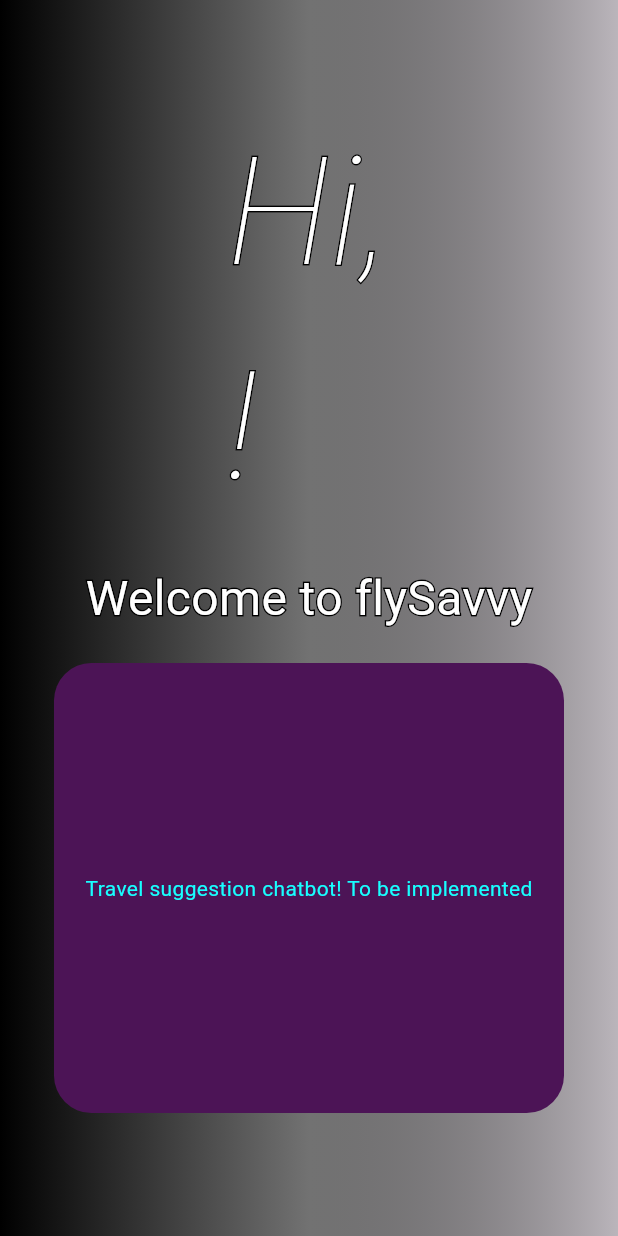
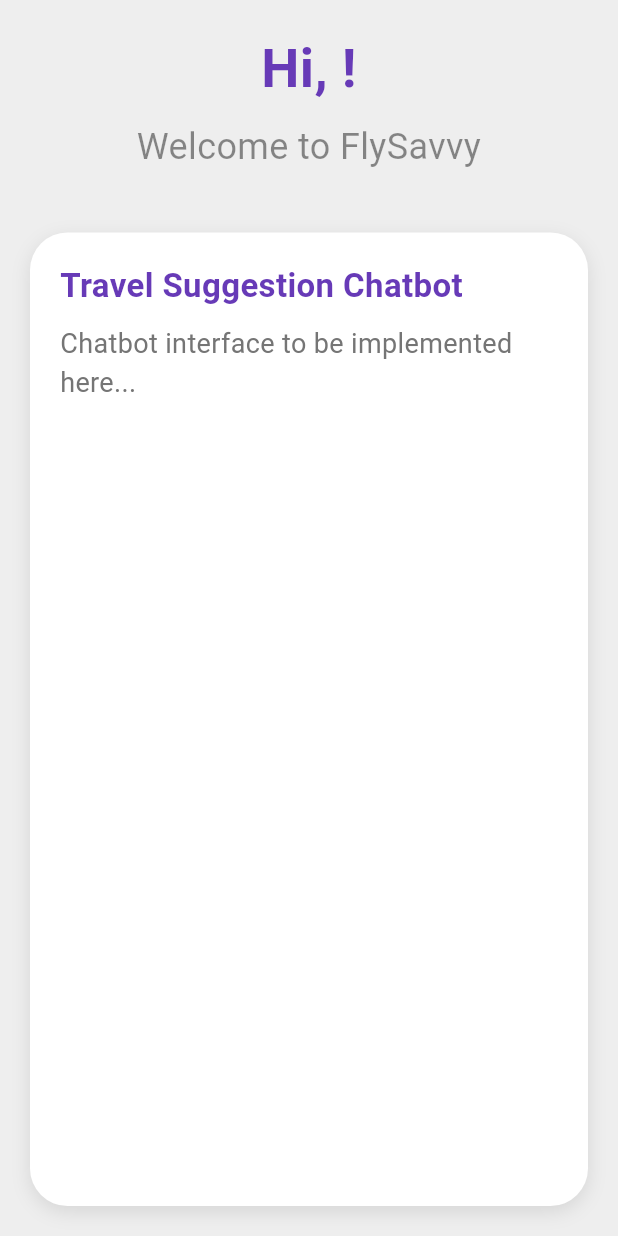
Before and after one commit to AyonDebnath/FLIGHT-SAVVY-APP, a Flutter app: the chatPage screen opened directly with empty values, on a phone screen of 412 x 824 dp. Run offline on Flutter 3.47's test engine with Material 3 defaults, Android fonts, the light colour scheme and no system bars; drawn by our look-alikes of stroke_text; our stand-ins replace animated_toggle_switch, cloud_firestore, csv, curved_navigation_bar, firebase_auth, firebase_core and 6 more; accounts and stored records are empty; Roboto replaces fonts that are missing (OverpassM).

Commit message:
adjusted some renderflex issues and UI of chat page

```diff
--- /dev/null
+++ b/flight_savvy/devtools_options.yaml
@@ -0,0 +1 @@
+extensions:
--- a/flight_savvy/lib/view/SearchPage.dart
+++ b/flight_savvy/lib/view/SearchPage.dart
@@ -413,11 +413,13 @@
                                     Icons.search_rounded,
                                     size: 23,
                                   ),
-                                  Text(
-                                    'Explore',
-                                    style: TextStyle(
-                                        fontFamily: 'RobotoC', fontSize: 20),
-                                  )
+                                  Flexible(
+                                    child: Text(
+                                      'Explore',
+                                      overflow: TextOverflow.ellipsis, // Handle overflow
+                                      style: TextStyle(fontFamily: 'RobotoC', fontSize: 20),
+                                    ),
+                                  ),
                                 ]),
                               ),
                               _selectPassenger(context),
--- a/flight_savvy/lib/view/chatPage.dart
+++ b/flight_savvy/lib/view/chatPage.dart
@@ -3,68 +3,92 @@
 import 'package:flutter/material.dart';
 import 'package:flutter/widgets.dart';
 import 'package:gap/gap.dart';
-import 'package:stroke_text/stroke_text.dart';
 
 class chatPage extends StatefulWidget {
+  final String username;
+
+  chatPage(this.username);
+
   @override
-  final String username;
-  chatPage(this.username);
-  State<chatPage> createState() => chatState();
+  State<chatPage> createState() => _chatState();
 }
 
-class chatState extends State<chatPage> {
+class _chatState extends State<chatPage> {
   @override
   Widget build(BuildContext context) {
-    return Container(
-      decoration: const BoxDecoration(
-          gradient: LinearGradient(colors: [
-        Colors.black,
-        Color.fromARGB(255, 114, 114, 114),
-        Color.fromARGB(70, 7, 7, 7)
-      ])),
+    return Scaffold(
+      backgroundColor: Colors.grey[200],
+      body: SafeArea(
         child: Column(
           children: [
-          const Gap(70),
-          Center(
-            child: StrokeText(
-              strokeWidth: 2.0,
-              text: 'Hi,\n${widget.username}!',
-              textStyle: const TextStyle(
-                  fontFamily: 'OverpassM',
-                  fontSize: 100,
-                  fontStyle: FontStyle.italic,
-                  fontWeight: FontWeight.w200),
+            const Gap(20),
+            Padding(
+              padding: const EdgeInsets.symmetric(horizontal: 20.0),
+              child: Text(
+                'Hi, ${widget.username}!',
+                style: TextStyle(
+                  fontSize: 36,
+                  fontWeight: FontWeight.bold,
+                  color: Colors.deepPurple,
+                ),
+                textAlign: TextAlign.center,
               ),
             ),
+            const Gap(10),
+            Text(
+              'Welcome to FlySavvy',
+              style: TextStyle(
+                fontSize: 24,
+                color: Colors.black45,
+              ),
+              textAlign: TextAlign.center,
+            ),
             const Gap(20),
-          const Center(
-            child: StrokeText(
-              text: 'Welcome to flySavvy',
-              strokeWidth: 2.0,
-              textStyle: TextStyle(
-                fontFamily: 'OverpassM',
-                fontSize: 32,
+            Expanded(
+              child: Container(
+                margin: const EdgeInsets.all(20),
+                padding: const EdgeInsets.all(20),
+                decoration: BoxDecoration(
+                  color: Colors.white,
+                  borderRadius: BorderRadius.circular(25),
+                  boxShadow: [
+                    BoxShadow(
+                      color: Colors.black.withOpacity(0.1),
+                      blurRadius: 10,
+                      offset: Offset(0, 4),
+                    ),
+                  ],
+                ),
+                child: Column(
+                  mainAxisAlignment: MainAxisAlignment.start,
+                  crossAxisAlignment: CrossAxisAlignment.start,
+                  children: [
+                    Text(
+                      'Travel Suggestion Chatbot',
+                      style: TextStyle(
+                        fontSize: 22,
+                        fontWeight: FontWeight.bold,
+                        color: Colors.deepPurple,
+                      ),
+                    ),
+                    const Gap(10),
+                    Expanded(
+                      child: SingleChildScrollView(
+                        child: Text(
+                          "Chatbot interface to be implemented here...",
+                          style: TextStyle(
+                            color: Colors.grey[600],
+                            fontSize: 18,
                           ),
                         ),
                       ),
-          const Gap(20),
-          Container(
-            width: 340,
-            height: 300,
-            decoration: const BoxDecoration(
-                color: Color.fromARGB(255, 76, 20, 86),
-                borderRadius: BorderRadius.all(Radius.circular(25))),
-            child: const Center(
-              child: Text(
-                "Travel suggestion chatbot! To be implemented",
-                style: TextStyle(color: Colors.cyanAccent),
+                    ),
+                  ],
                 ),
               ),
             ),
-          Expanded(
-            child: Container(),
-          )
           ],
+        ),
       ),
     );
   }
```
Lines whose indentation alone changed are shown as unchanged.
